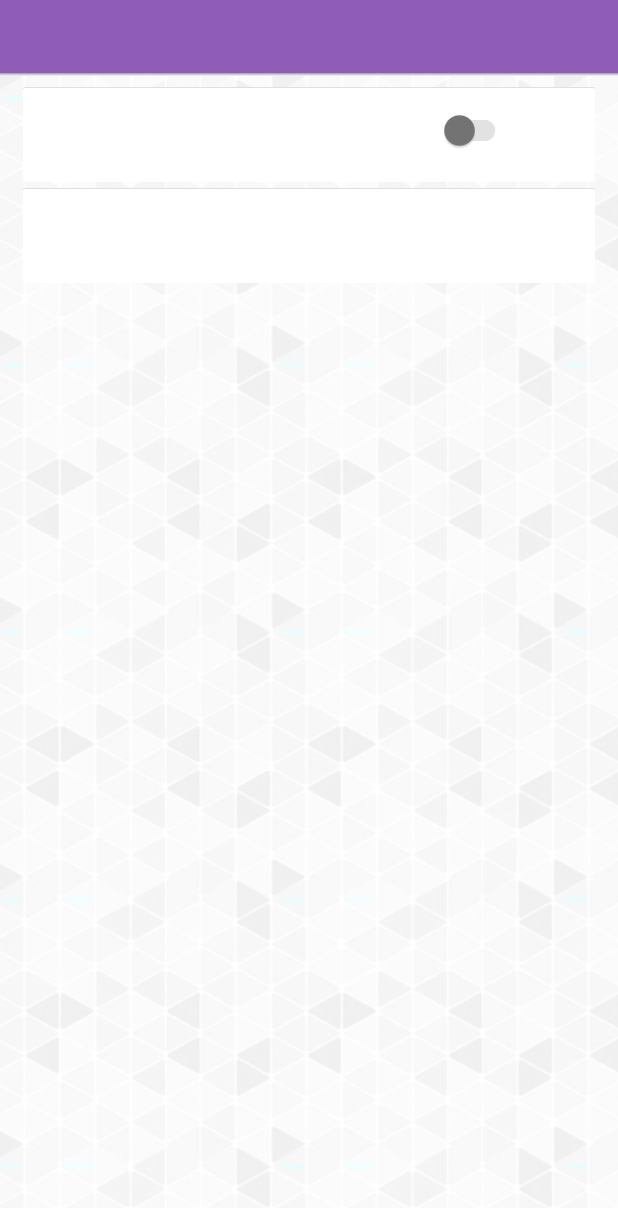
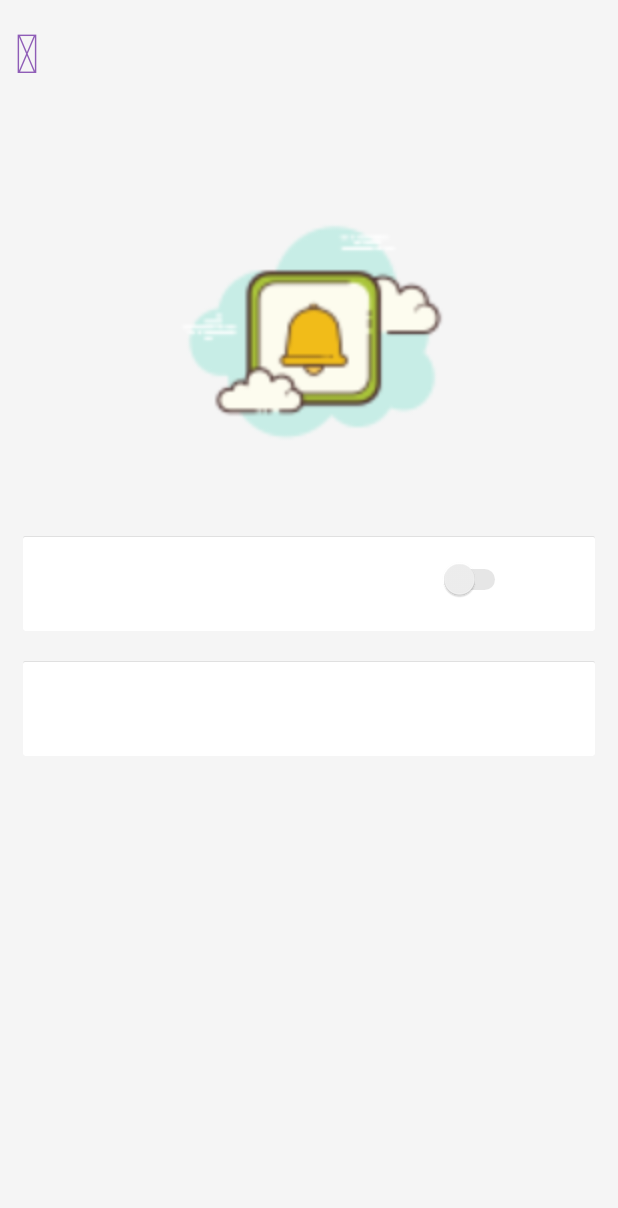
Before and after one commit to nadia-am/Android-lietnerBox, an Android app: the layout activity_setting.xml on its own in the app's theme, with its tools: preview values and no code run, on a phone screen of 412 x 824 dp. Shown: the top 1208 px of the screen. Run offline under Robolectric (Android 15) with nearby library versions, the phone set to English and light mode, and no system bars.

Commit message:
setting page change design

```diff
--- a/app/src/main/java/com/example/nadia/lietner_box/SettingActivity.java
+++ b/app/src/main/java/com/example/nadia/lietner_box/SettingActivity.java
@@ -10,6 +10,7 @@ import androidx.appcompat.widget.SwitchCompat;
 import android.view.View;
 import android.widget.FrameLayout;
 import android.widget.LinearLayout;
+import android.widget.Switch;
 import android.widget.TextView;
 import android.widget.CompoundButton;
 import android.widget.TimePicker;
@@ -36,12 +37,11 @@ public class SettingActivity extends AppCompatActivity implements View.OnClickLi
         Typeface font = Typeface.createFromAsset(getAssets(), "fontawesome-webfont.ttf");
         final setting_bl seting_bl = new setting_bl(this);
 
-        TextView menu = (TextView) findViewById(R.id.tv_appName);
-        menu.setTypeface(custom_font);
-        menu.setText(R.string.app_name);
+//        TextView menu = (TextView) findViewById(R.id.tv_appName);
+//        menu.setTypeface(custom_font);
+//        menu.setText(R.string.app_name);
 
-        FrameLayout fl_back = (FrameLayout) findViewById(R.id.flBack);
-        fl_back.setOnClickListener(this);
+
 
         TextView back = (TextView) findViewById(R.id.tv_back);
         back.setOnClickListener(this);
@@ -80,7 +80,7 @@ public class SettingActivity extends AppCompatActivity implements View.OnClickLi
         linSetTime.setVisibility(View.GONE);
         linSetTime.setOnClickListener(this);
 
-        SwitchCompat sw_btn = (SwitchCompat) findViewById(R.id.switch1);
+        Switch sw_btn =  findViewById(R.id.switch1);
         //find  status value and set it to our switch
         read_setting = seting_bl.readSetting();
         final boolean setting_status = read_setting.get(0).getStatus();
--- a/app/src/main/res/layout/activity_main_drawer.xml
+++ b/app/src/main/res/layout/activity_main_drawer.xml
@@ -33,8 +33,8 @@
 
                     <ImageView
                         android:id="@+id/img_backup"
-                        android:layout_width="80dp"
-                        android:layout_height="80dp"
+                        android:layout_width="60dp"
+                        android:layout_height="60dp"
                         android:layout_gravity="center|center_horizontal|center_vertical"
                         android:layout_margin="5dp"
                         app:srcCompat="@drawable/img_backup" />
@@ -70,8 +70,8 @@
 
                     <ImageView
                         android:id="@+id/img_basket"
-                        android:layout_width="80dp"
-                        android:layout_height="80dp"
+                        android:layout_width="60dp"
+                        android:layout_height="60dp"
                         android:layout_gravity="center|center_horizontal|center_vertical"
                         android:layout_margin="5dp"
                         app:srcCompat="@drawable/img_basket" />
@@ -106,8 +106,8 @@
 
                     <ImageView
                         android:id="@+id/img_setting"
-                        android:layout_width="80dp"
-                        android:layout_height="80dp"
+                        android:layout_width="60dp"
+                        android:layout_height="60dp"
                         android:layout_gravity="center|center_horizontal|center_vertical"
                         android:layout_margin="5dp"
                         app:srcCompat="@drawable/img_setting" />
@@ -142,8 +142,8 @@
 
                     <ImageView
                         android:id="@+id/img_help"
-                        android:layout_width="80dp"
-                        android:layout_height="80dp"
+                        android:layout_width="60dp"
+                        android:layout_height="60dp"
                         android:layout_gravity="center|center_horizontal|center_vertical"
                         android:layout_margin="5dp"
                         app:srcCompat="@drawable/img_help" />
@@ -178,8 +178,8 @@
 
                     <ImageView
                         android:id="@+id/img_support"
-                        android:layout_width="80dp"
-                        android:layout_height="80dp"
+                        android:layout_width="60dp"
+                        android:layout_height="60dp"
                         android:layout_gravity="center|center_horizontal|center_vertical"
                         android:layout_margin="5dp"
                         app:srcCompat="@drawable/img_support" />
--- a/app/src/main/res/layout/activity_setting.xml
+++ b/app/src/main/res/layout/activity_setting.xml
@@ -1,131 +1,122 @@
 <?xml version="1.0" encoding="utf-8"?>
 <LinearLayout xmlns:android="http://schemas.android.com/apk/res/android"
     xmlns:app="http://schemas.android.com/apk/res-auto"
-    android:orientation="vertical"
     android:layout_width="match_parent"
-    android:layout_height="match_parent">
+    android:layout_height="match_parent"
+    android:background="@color/bg_gray"
+    android:orientation="vertical">
 
     <RelativeLayout
-        android:orientation="horizontal"
+        android:id="@+id/rel_header"
         android:layout_width="match_parent"
-        android:layout_height="50dp"
-        android:background="#8f5db7"
+        android:layout_height="100dp"
+        android:layout_gravity="top"
+        android:layout_marginLeft="10dp"
+        android:layout_marginTop="10dp"
         android:layout_weight="0.25"
-        android:gravity="center|right"
-        android:layout_gravity="top"
-        android:id="@+id/rel_header">
+        android:orientation="horizontal">
 
         <TextView
+            android:id="@+id/tv_back"
             android:layout_width="wrap_content"
             android:layout_height="wrap_content"
-            android:id="@+id/tv_appName"
-            android:textSize="20dp"
-            android:textStyle="bold"
-            android:textColor="#ffffff"
-            android:layout_alignParentRight="true"
-            android:gravity="center_vertical|center_horizontal"
+            android:layout_alignParentLeft="true"
+            android:gravity="left"
+            android:text="@string/icon_back"
+            android:textColor="@color/perple"
+            android:textSize="36sp" />
+    </RelativeLayout>
+
+    <RelativeLayout
+        android:layout_width="match_parent"
+        android:layout_height="250dp">
+
+        <ImageView
+            android:id="@+id/imageView3"
+            android:layout_width="200dp"
+            android:layout_height="200dp"
             android:layout_centerInParent="true"
-            android:layout_marginRight="10dp" />
-        <FrameLayout
-            android:layout_width="60dp"
-            android:layout_height="match_parent"
-            android:id="@+id/flBack"
-            android:layout_centerInParent="true"
-            android:layout_alignParentLeft="true"
-            android:gravity="left|center_vertical|center_horizontal">
-
-            <TextView
-                android:layout_width="wrap_content"
-                android:layout_height="wrap_content"
-                android:id="@+id/tv_back"
-                android:layout_alignParentLeft="true"
-                android:textSize="20dp"
-                android:textColor="#ffffff"
-                android:gravity="center_vertical|center_horizontal"
-                android:layout_centerInParent="true"
-                android:layout_gravity="center" />
-        </FrameLayout>
+            app:srcCompat="@drawable/alarm" />
     </RelativeLayout>
 
     <LinearLayout
-        android:orientation="horizontal"
+        android:id="@+id/linlayout"
         android:layout_width="fill_parent"
         android:layout_height="2dp"
-        android:background="@drawable/gradient_reg"
+        android:layout_alignParentStart="true"
+        android:layout_alignParentLeft="true"
         android:layout_alignParentTop="true"
-        android:layout_alignParentLeft="true"
-        android:layout_alignParentStart="true"
-        android:id="@+id/linlayout">
+        android:orientation="horizontal"
+        android:visibility="invisible">
+
     </LinearLayout>
 
     <RelativeLayout
+        android:id="@+id/rel_main"
         android:layout_width="match_parent"
         android:layout_height="wrap_content"
-        android:background="@drawable/bacgroundrepeat"
         android:layout_weight="7"
+        android:foregroundGravity="left"
         android:gravity="left"
-        android:foregroundGravity="left"
-        android:id="@+id/rel_main"
         android:orientation="vertical">
 
         <LinearLayout
-            android:orientation="vertical"
             android:layout_width="match_parent"
             android:layout_height="match_parent"
+            android:layout_alignParentStart="false"
+            android:layout_alignParentLeft="true"
             android:layout_alignParentTop="true"
-            android:layout_alignParentLeft="true"
-            android:layout_alignParentStart="false"
+            android:orientation="vertical"
             android:paddingLeft="5dp"
+            android:paddingTop="2dp"
             android:paddingRight="5dp"
-            android:paddingTop="2dp"
             android:paddingBottom="2dp">
 
             <LinearLayout
-                android:orientation="horizontal"
+                android:id="@+id/lin_noti"
                 android:layout_width="match_parent"
                 android:layout_height="wrap_content"
-                android:id="@+id/lin_noti"
                 android:layout_gravity="right"
+                android:layout_marginLeft="10dp"
+                android:layout_marginTop="5dp"
+                android:layout_marginRight="10dp"
+                android:layout_marginBottom="10dp"
+                android:background="@drawable/layershadow"
+                android:foregroundGravity="right"
                 android:gravity="right"
-                android:foregroundGravity="right"
-                android:background="@drawable/layershadow"
-                android:padding="15dp"
-                android:layout_marginLeft="10dp"
-                android:layout_marginRight="10dp"
-                android:layout_marginTop="5dp"
-                android:layout_marginBottom="2dp">
+                android:orientation="horizontal"
+                android:padding="15dp">
 
-                <android.support.v7.widget.SwitchCompat
+                <Switch
                     android:id="@+id/switch1"
                     android:layout_width="wrap_content"
                     android:layout_height="wrap_content"
-                    android:theme="@style/MySwitch"
-                    android:layout_marginRight="30dp" />
-
+                    android:layout_marginRight="30dp"
+                    android:theme="@style/MySwitch" />
 
                 <FrameLayout
                     android:layout_width="wrap_content"
                     android:layout_height="wrap_content">
 
                     <TextView
+                        android:id="@+id/notification"
                         android:layout_width="wrap_content"
                         android:layout_height="wrap_content"
-                        android:id="@+id/notification"
                         android:layout_gravity="right"
                         android:gravity="right"
                         android:textSize="18sp" />
                 </FrameLayout>
 
                 <TextView
+                    android:id="@+id/fnotification"
                     android:layout_width="wrap_content"
                     android:layout_height="wrap_content"
-                    android:id="@+id/fnotification"
+                    android:layout_gravity="right"
                     android:layout_marginLeft="5dp"
-                    android:layout_gravity="right"
+                    android:layout_marginRight="5dp"
                     android:gravity="right"
-                    android:layout_marginRight="5dp"
-                    android:textSize="24dp"
-                    android:textColor="#8f5db7" />
+                    android:textColor="#8f5db7"
+                    android:textSize="24dp" />
 
                 <!--
                 <ImageView>
@@ -139,53 +130,54 @@
             </LinearLayout>
 
             <LinearLayout
-                android:orientation="horizontal"
+                android:id="@+id/lin_setTime"
                 android:layout_width="match_parent"
                 android:layout_height="wrap_content"
-                android:id="@+id/lin_setTime"
                 android:layout_gravity="right"
+                android:layout_marginLeft="10dp"
+                android:layout_marginTop="10dp"
+                android:layout_marginRight="10dp"
+                android:layout_marginBottom="10dp"
+                android:background="@drawable/layershadow"
+                android:foregroundGravity="right"
                 android:gravity="right"
-                android:foregroundGravity="right"
-                android:layout_marginLeft="10dp"
-                android:layout_marginRight="10dp"
-                android:background="@drawable/layershadow"
-                android:padding="15dp"
-                android:layout_marginTop="2dp"
-                android:layout_marginBottom="5dp">
+                android:orientation="horizontal"
+                android:padding="15dp">
 
 
                 <TextView
+                    android:id="@+id/et_time"
                     android:layout_width="wrap_content"
                     android:layout_height="wrap_content"
-                    android:id="@+id/et_time"
                     android:layout_marginRight="60dp"
                     android:textSize="18dp" />
 
                 <FrameLayout
+                    android:id="@+id/fl_setTime"
+                    android:layout_width="wrap_content"
+                    android:layout_height="wrap_content">
+
+                    <TextView
+                        android:id="@+id/setTime"
                         android:layout_width="wrap_content"
                         android:layout_height="wrap_content"
-                    android:id="@+id/fl_setTime">
-                <TextView
-                    android:layout_width="wrap_content"
-                    android:layout_height="wrap_content"
-                    android:id="@+id/setTime"
+                        android:layout_gravity="right"
+                        android:layout_marginLeft="5dp"
                         android:layout_marginRight="5dp"
-                    android:layout_gravity="right"
                         android:gravity="right"
-                    android:layout_marginLeft="5dp"
                         android:textSize="18sp" />
                 </FrameLayout>
 
                 <TextView
+                    android:id="@+id/fsetTime"
                     android:layout_width="wrap_content"
                     android:layout_height="wrap_content"
-                    android:id="@+id/fsetTime"
+                    android:layout_gravity="right"
                     android:layout_marginLeft="5dp"
-                    android:layout_gravity="right"
+                    android:layout_marginRight="5dp"
                     android:gravity="right"
-                    android:layout_marginRight="5dp"
-                    android:textSize="24dp"
-                    android:textColor="#8f5db7" />
+                    android:textColor="#8f5db7"
+                    android:textSize="24dp" />
 
                 <!--
                 <ImageView
@@ -198,48 +190,49 @@
             </LinearLayout>
 
             <LinearLayout
-                android:orientation="horizontal"
+                android:id="@+id/lin_backup"
                 android:layout_width="match_parent"
                 android:layout_height="wrap_content"
-                android:id="@+id/lin_backup"
                 android:layout_gravity="right"
-                android:gravity="right"
-                android:background="@drawable/layershadow"
-                android:padding="15dp"
                 android:layout_marginLeft="10dp"
-                android:layout_marginTop="5dp"
+                android:layout_marginTop="10dp"
                 android:layout_marginRight="10dp"
                 android:layout_marginBottom="5dp"
+                android:background="@drawable/layershadow"
+                android:gravity="right"
+                android:orientation="horizontal"
+                android:padding="15dp"
                 android:visibility="invisible">
+
                 <FrameLayout
                     android:layout_width="wrap_content"
                     android:layout_height="wrap_content">
+
                     <TextView
+                        android:id="@+id/backup"
                         android:layout_width="wrap_content"
                         android:layout_height="wrap_content"
-                        android:id="@+id/backup"
+                        android:layout_gravity="right"
+                        android:layout_marginLeft="5dp"
                         android:layout_marginRight="5dp"
                         android:gravity="right"
-                        android:layout_gravity="right"
-                        android:layout_marginLeft="5dp"
                         android:textSize="18sp" />
                 </FrameLayout>
 
                 <TextView
+                    android:id="@+id/fbackup"
                     android:layout_width="wrap_content"
                     android:layout_height="wrap_content"
-                    android:id="@+id/fbackup"
+                    android:layout_gravity="right"
                     android:layout_marginLeft="5dp"
-                    android:layout_gravity="right"
+                    android:layout_marginRight="5dp"
                     android:gravity="right"
-                    android:layout_marginRight="5dp"
-                    android:textSize="24dp"
-                    android:textColor="#8f5db7" />
+                    android:textColor="#8f5db7"
+                    android:textSize="24dp" />
             </LinearLayout>
 
         </LinearLayout>
     </RelativeLayout>
 
 
-
 </LinearLayout>
--- a/app/src/main/res/values/strings.xml
+++ b/app/src/main/res/values/strings.xml
@@ -45,7 +45,7 @@
     <string name="app_edit">ویرایش</string>
 
     <string name="icon_menu">&#xf0c9;</string>
-    <string name="icon_back">&#xf060;</string>
+    <string name="icon_back">&#xf053;</string>
     <string name="icon_addCard">&#xf067;</string>
     <string name="icon_edit">&#xf040;</string>
     <string name="app_login">ورود</string>
--- a/app/src/main/res/values/styles.xml
+++ b/app/src/main/res/values/styles.xml
@@ -10,7 +10,7 @@
 
     <style name="MySwitch" parent="Theme.AppCompat.Light">
         <!-- active thumb & track color (30% transparency) -->
-        <item name="colorControlActivated">@color/blue</item>
+        <item name="colorControlActivated">@color/perple</item>
 
         <!-- inactive thumb color -->
         <item name="colorSwitchThumbNormal">@color/grey</item>
```
Also changed, not shown: app/src/main/res/drawable/alarm.png (added). Lines whose indentation alone changed are shown as unchanged.
